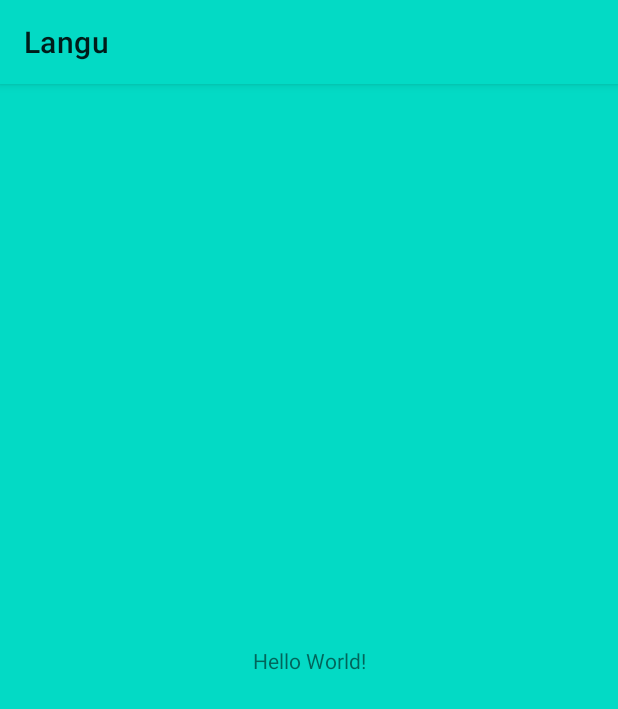
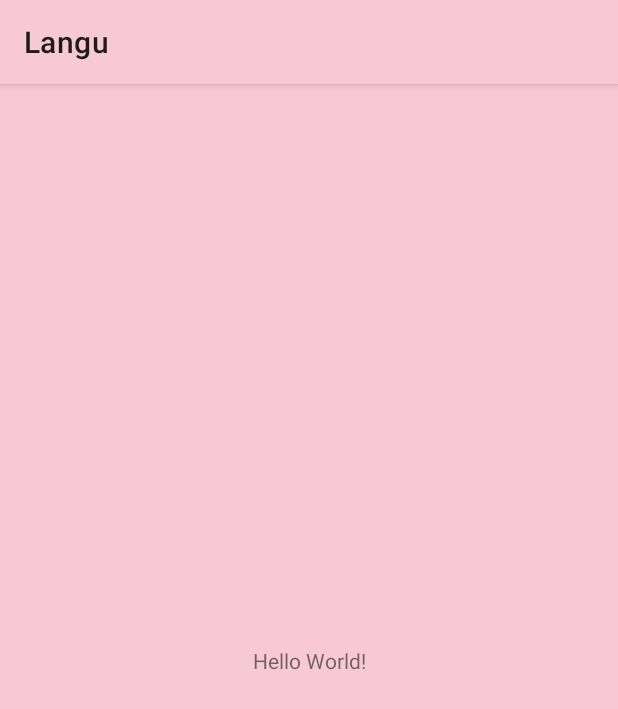
Before and after one commit to Masioki/Langu, an Android app: the screen it shows after launch (MainActivity), on a phone screen of 412 x 824 dp. Shown: the top 709 px of the screen. Run offline under Robolectric (Android 15) with nearby library versions, the phone set to English and light mode, and no system bars; our stand-ins replace Room's generated code.

Commit message:
alternate (red) theme

```diff
--- a/app/src/main/res/values-night/themes.xml
+++ b/app/src/main/res/values-night/themes.xml
@@ -1,15 +1,31 @@
 <resources xmlns:tools="http://schemas.android.com/tools">
 
+<!--    <style name="Theme.Langu" parent="Theme.MaterialComponents.DayNight">-->
+<!--        <item name="colorPrimary">@color/teal_700</item>-->
+<!--        <item name="colorPrimaryVariant">@color/teal_900</item>-->
+<!--        <item name="colorOnPrimary">@color/teal_700</item>-->
+
+<!--        <item name="colorSecondary">@color/orange</item>-->
+<!--        <item name="colorSecondaryVariant">@color/orange_dark</item>-->
+<!--        <item name="colorOnSecondary">@color/orange</item>-->
+
+<!--        <item name="colorHighlight">@color/red</item>-->
+
+<!--        <item name="android:statusBarColor" tools:targetApi="l">@color/black</item>-->
+<!--        <item name="android:windowBackground">?colorPrimary</item>-->
+<!--        <item name="android:actionBarStyle">@style/MyActionBar</item>-->
+<!--    </style>-->
+
     <style name="Theme.Langu" parent="Theme.MaterialComponents.DayNight">
-        <item name="colorPrimary">@color/teal_700</item>
-        <item name="colorPrimaryVariant">@color/teal_900</item>
-        <item name="colorOnPrimary">@color/teal_700</item>
+        <item name="colorPrimary">@color/theme_red</item>
+        <item name="colorPrimaryVariant">@color/theme_red_light</item>
+        <item name="colorOnPrimary">@color/theme_red</item>
 
-        <item name="colorSecondary">@color/orange</item>
-        <item name="colorSecondaryVariant">@color/orange_dark</item>
-        <item name="colorOnSecondary">@color/orange</item>
+        <item name="colorSecondary">@color/theme_pink</item>
+        <item name="colorSecondaryVariant">@color/theme_pink_light</item>
+        <item name="colorOnSecondary">@color/theme_pink</item>
 
-        <item name="colorHighlight">@color/red</item>
+        <item name="colorHighlight">@color/theme_purple</item>
 
         <item name="android:statusBarColor" tools:targetApi="l">@color/black</item>
         <item name="android:windowBackground">?colorPrimary</item>
--- a/app/src/main/res/values/colors.xml
+++ b/app/src/main/res/values/colors.xml
@@ -12,4 +12,12 @@
     <color name="orange_dark">#CC5500</color>
     <color name="red">#FF0000</color>
     <color name="red_light">#FFCCCB</color>
+
+
+    <color name="theme_pink">#F5B7C9</color>
+    <color name="theme_pink_light">#F7C8D6</color>
+    <color name="theme_red">#CC2344</color>
+    <color name="theme_red_light">#E1516D</color>
+    <color name="theme_purple">#851759</color>
+    <color name="theme_purple_light">#D0248B</color>
 </resources>
--- a/app/src/main/res/values/themes.xml
+++ b/app/src/main/res/values/themes.xml
@@ -1,19 +1,33 @@
 <resources xmlns:tools="http://schemas.android.com/tools">
     <attr name="colorHighlight" format="reference|color" />
 
+<!--    <style name="Theme.Langu" parent="Theme.MaterialComponents.DayNight">-->
+<!--        <item name="colorPrimary">@color/teal_200</item>-->
+<!--        <item name="colorPrimaryVariant">@color/teal_700</item>-->
+<!--        <item name="colorOnPrimary">@color/teal_200</item>-->
+
+<!--        <item name="colorSecondary">@color/orange</item>-->
+<!--        <item name="colorSecondaryVariant">@color/orange_dark</item>-->
+<!--        <item name="colorOnSecondary">@color/orange</item>-->
+
+<!--        <item name="colorHighlight">@color/red_light</item>-->
+
+<!--        <item name="android:statusBarColor" tools:targetApi="l">?attr/colorPrimaryVariant</item>-->
+<!--        <item name="android:windowBackground">?colorPrimary</item>-->
+<!--    </style>-->
+
     <style name="Theme.Langu" parent="Theme.MaterialComponents.DayNight">
-        <item name="colorPrimary">@color/teal_200</item>
-        <item name="colorPrimaryVariant">@color/teal_700</item>
-        <item name="colorOnPrimary">@color/teal_200</item>
+        <item name="colorPrimary">@color/theme_pink_light</item>
+        <item name="colorPrimaryVariant">@color/theme_pink</item>
+        <item name="colorOnPrimary">@color/theme_pink_light</item>
 
-        <item name="colorSecondary">@color/orange</item>
-        <item name="colorSecondaryVariant">@color/orange_dark</item>
-        <item name="colorOnSecondary">@color/orange</item>
+        <item name="colorSecondary">@color/theme_red_light</item>
+        <item name="colorSecondaryVariant">@color/theme_red</item>
+        <item name="colorOnSecondary">@color/theme_red_light</item>
 
-        <item name="colorHighlight">@color/red_light</item>
+        <item name="colorHighlight">@color/theme_purple_light</item>
 
         <item name="android:statusBarColor" tools:targetApi="l">?attr/colorPrimaryVariant</item>
         <item name="android:windowBackground">?colorPrimary</item>
     </style>
-
 </resources>
```
